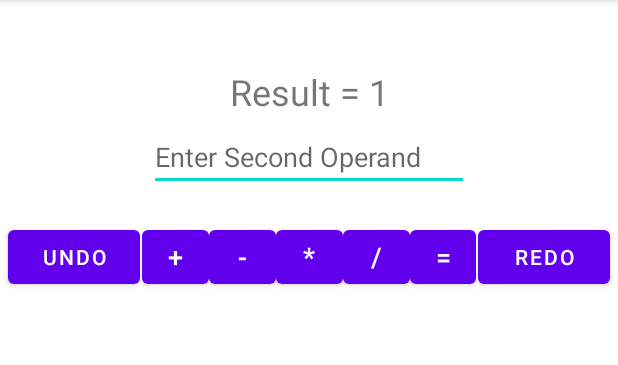
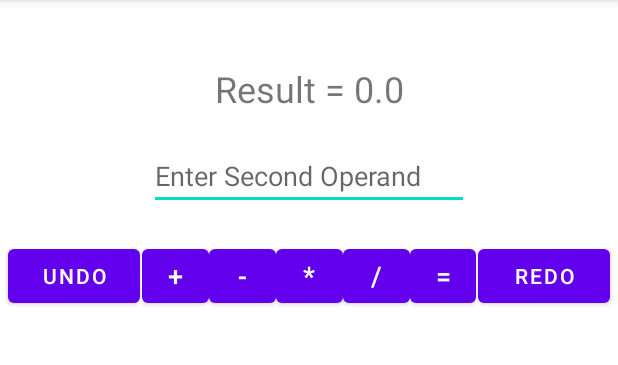
Before and after one commit to iHeroGH/UndoRedoCalc, an Android app: the screen it shows after launch (MainActivity), on a phone screen of 412 x 824 dp, the part 84-449 px from its top. Run offline under Robolectric (Android 15) with nearby library versions, the phone set to English and light mode, and no system bars.

Commit message:
Disabled undo and redo buttons, disabled equals button based on operand and edittext statuses, added basic result calculation

```diff
--- a/app/src/main/java/georgematta/undoredocalc/MainActivity.java
+++ b/app/src/main/java/georgematta/undoredocalc/MainActivity.java
@@ -3,18 +3,49 @@ package georgematta.undoredocalc;
 import androidx.appcompat.app.AppCompatActivity;
 
 import android.os.Bundle;
+import android.text.Editable;
+import android.text.TextWatcher;
 import android.util.Log;
 import android.view.View;
 import android.widget.Button;
+import android.widget.EditText;
 import android.widget.TextView;
 
 public class MainActivity extends AppCompatActivity {
 
-    private String operator;
-    private String secondOperand;
+    String operator;
+    double result;
+
+    EditText secondOperandEditText;
+    TextView resultTextView;
+
+
+    Button undoButton;
+    Button redoButton;
+    Button eqButton;
 
     public void eqClick(View view){
-        return;
+
+        double secondOperand = Double.parseDouble(secondOperandEditText.getText().toString());
+
+        switch (operator){
+            case "+":
+                result += secondOperand;
+                break;
+            case "-":
+                result -= secondOperand;
+                break;
+            case "*":
+                result *= secondOperand;
+                break;
+            case "/":
+                result /= secondOperand;
+                break;
+        }
+
+        resultTextView.setText("Result = " + Double.toString(result));
+
+        Log.i("Equal Clicked - New Result", String.valueOf(result));
     }
 
     public void operClick(View view){
@@ -27,9 +58,61 @@ public class MainActivity extends AppCompatActivity {
 
     }
 
+    // This method checks if the given CharSequence's length is 0 (the EditText is empty) to disable or enable the Equal button
+    public boolean checkEditText(CharSequence s){
+
+        boolean status = true;
+
+        if (operator == null){ // Automatically disable if no operator has been chosen
+            status = false;
+        }
+        if (s.length() == 0) {
+            status = false;
+        }
+
+        eqButton.setClickable(status);
+        Log.i("Equal Button Status", String.valueOf(status));
+
+        return status;
+    }
+
     @Override
     protected void onCreate(Bundle savedInstanceState) {
         super.onCreate(savedInstanceState);
         setContentView(R.layout.activity_main);
+
+        // Set our button and the EditText variables
+        secondOperandEditText = (EditText) findViewById(R.id.secondOperandEdit);
+        undoButton = (Button) findViewById(R.id.undoButton);
+        redoButton = (Button) findViewById(R.id.redoButton);
+        eqButton = (Button) findViewById(R.id.eqButton);
+
+        // Initialize the result text
+        resultTextView = (TextView) findViewById(R.id.resultTextView);
+        resultTextView.setText(resultTextView.getText() + Double.toString(result));
+
+        // Initially disable Undo, Redo, and Equals buttons
+        eqButton.setClickable(false);
+        undoButton.setClickable(false);
+        redoButton.setClickable(false);
+
+        // Create the EditText listener
+        secondOperandEditText.addTextChangedListener(new TextWatcher() {
+            @Override
+            public void beforeTextChanged(CharSequence s, int start, int count, int after) {
+                checkEditText(s);
+            }
+
+            @Override
+            public void onTextChanged(CharSequence s, int start, int before, int count) {
+                Log.i("Text Changed", s.toString());
+                checkEditText(s);
+            }
+
+            @Override
+            public void afterTextChanged(Editable s) {
+                checkEditText(s);
+            }
+        });
     }
 }
--- a/app/src/main/res/layout/activity_main.xml
+++ b/app/src/main/res/layout/activity_main.xml
@@ -11,10 +11,10 @@
         android:layout_width="134dp"
         android:layout_height="32dp"
         android:layout_marginStart="141dp"
-        android:layout_marginTop="24dp"
+        android:layout_marginTop="20dp"
         android:layout_marginEnd="141dp"
         android:layout_marginBottom="671dp"
-        android:text="Result = 1"
+        android:text="Result = "
         android:textAlignment="center"
         android:textSize="24sp"
         app:layout_constraintBottom_toBottomOf="parent"
@@ -23,11 +23,11 @@
         app:layout_constraintTop_toTopOf="parent" />
 
     <EditText
-        android:id="@+id/editTextNumber"
+        android:id="@+id/secondOperandEdit"
         android:layout_width="wrap_content"
         android:layout_height="wrap_content"
         android:layout_marginStart="100dp"
-        android:layout_marginTop="5dp"
+        android:layout_marginTop="20dp"
         android:layout_marginEnd="100dp"
         android:ems="10"
         android:hint="Enter Second Operand"
@@ -44,7 +44,7 @@
         android:layout_marginTop="20dp"
         android:text="Undo"
         app:layout_constraintStart_toStartOf="parent"
-        app:layout_constraintTop_toBottomOf="@+id/editTextNumber" />
+        app:layout_constraintTop_toBottomOf="@+id/secondOperandEdit" />
 
     <Button
         android:id="@+id/redoButton"
@@ -54,9 +54,10 @@
         android:layout_marginEnd="5dp"
         android:text="Redo"
         app:layout_constraintEnd_toEndOf="parent"
-        app:layout_constraintTop_toBottomOf="@+id/editTextNumber" />
+        app:layout_constraintTop_toBottomOf="@+id/secondOperandEdit" />
 
     <LinearLayout
+        android:id="@+id/linearLayout"
         android:layout_width="0dp"
         android:layout_height="50dp"
         android:layout_marginStart="1dp"
@@ -65,7 +66,7 @@
         android:orientation="horizontal"
         app:layout_constraintEnd_toStartOf="@+id/redoButton"
         app:layout_constraintStart_toEndOf="@+id/undoButton"
-        app:layout_constraintTop_toBottomOf="@+id/editTextNumber">
+        app:layout_constraintTop_toBottomOf="@+id/secondOperandEdit">
 
         <Button
             android:id="@+id/plusButton"
```
